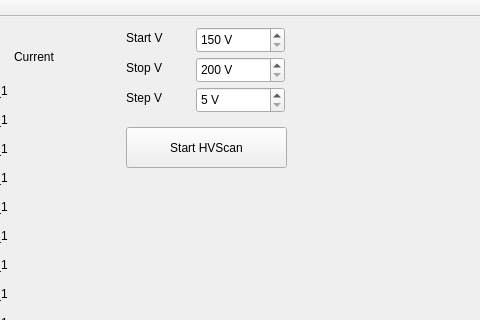
This is mainwindow.ui in aspirantip/spascharm_hvp as Qt 5 draws it before an edit; both pictures show x 434 to 914 and y 0 to 320 of the 1052 by 605 pixel window. The edited form follows.
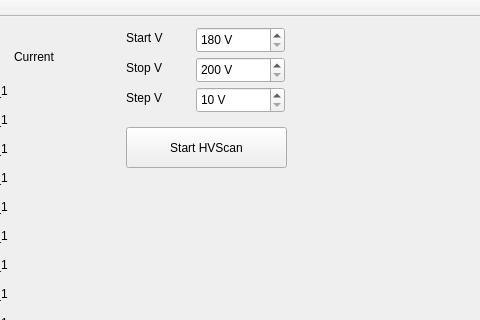
This is the edited form.

```diff
--- a/mainwindow.ui
+++ b/mainwindow.ui
@@ -121,7 +121,7 @@
      <string/>
     </property>
     <property name="minimum">
-     <number>150</number>
+     <number>180</number>
     </property>
     <property name="maximum">
      <number>2600</number>
@@ -165,7 +165,7 @@
      <string/>
     </property>
     <property name="minimum">
-     <number>5</number>
+     <number>10</number>
     </property>
     <property name="maximum">
      <number>200</number>
```
